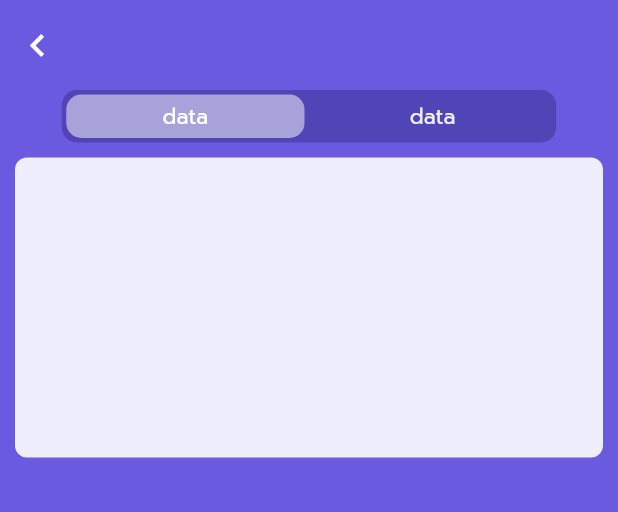
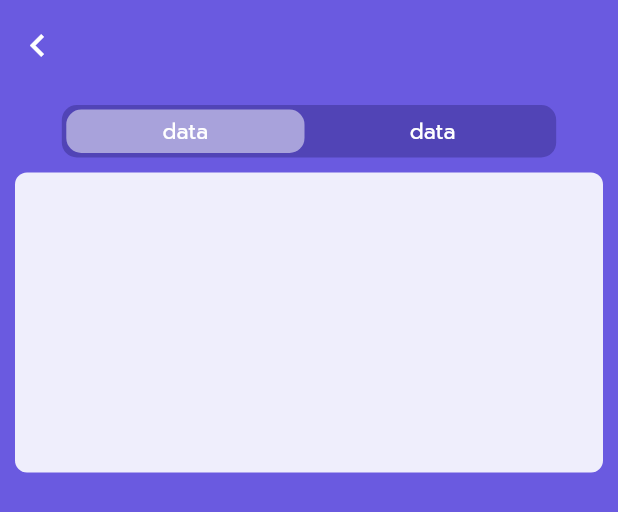
Before and after one commit to sixsixsixzac/srvcgit, a Flutter app: the FamilyDashboard widget shown alone on an empty page, opened directly, on a phone screen of 412 x 824 dp. Shown: the top 512 px of the screen. Run offline on Flutter 3.47's test engine with Material 3 defaults, Android fonts, the phone set to English and light mode, and no system bars; our stand-ins replace auto_size_text, flutter_secure_storage, font_awesome_flutter, quickalert, shared_preferences, shimmer; accounts and stored records are empty.

Commit message:
update family dashboard

```diff
--- a/lib/Pages/_Family/_FamDashboard.dart
+++ b/lib/Pages/_Family/_FamDashboard.dart
@@ -15,81 +15,109 @@ class FamilyDashboard extends StatefulWidget {
 class _FamilyDashboardState extends State<FamilyDashboard> {
   @override
   Widget build(BuildContext context) {
+    // Cache media query for performance
+    final mediaQuery = MediaQuery.of(context);
+
     return Consumer<FamilyModel>(
-      builder: (context, Family, child) {
+      builder: (context, familyModel, child) {
         return Container(
           color: HexColor("#6a5ae0"),
-          padding: EdgeInsets.symmetric(horizontal: 10, vertical: 10),
+          padding: const EdgeInsets.symmetric(horizontal: 10, vertical: 10),
           child: Column(
             crossAxisAlignment: CrossAxisAlignment.start,
             mainAxisAlignment: MainAxisAlignment.start,
             children: [
-              Container(
-                height: 40,
-                margin: EdgeInsets.only(bottom: 10),
-                child: Stack(
-                  children: [
-                    Align(alignment: Alignment.center, child: Text(Family.title, style: TextStyle(color: Colors.white, fontSize: 20))),
-                    Align(
-                        alignment: Alignment.centerLeft,
-                        child: CPointer(onTap: () => Family.setWName("home", title: "กลุ่มของฉัน"), child: Icon(Icons.chevron_left, color: AppPallete.white, size: 30))),
-                  ],
-                ),
-              ),
-              Row(
-                mainAxisAlignment: MainAxisAlignment.center,
-                children: [
-                  Container(
-                    height: 35,
-                    decoration: BoxDecoration(
-                      borderRadius: BorderRadius.circular(10),
-                      color: HexColor("#5144b6"),
-                    ),
-                    width: MediaQuery.of(context).size.width * .8,
-                    child: Row(
-                      children: [
-                        Expanded(
-                          child: Container(
-                            decoration: BoxDecoration(
-                              borderRadius: BorderRadius.circular(10),
-                              color: Colors.white.withOpacity(.5),
-                            ),
-                            margin: EdgeInsets.all(3),
-                            height: double.infinity,
-                            child: Center(child: Text("data", style: TextStyle(color: AppPallete.white))),
-                          ),
-                        ),
-                        Expanded(
-                          child: Container(
-                            decoration: BoxDecoration(
-                              borderRadius: BorderRadius.circular(10),
-                            ),
-                            margin: EdgeInsets.all(3),
-                            height: double.infinity,
-                            child: Center(child: Text("data", style: TextStyle(color: AppPallete.grey))),
-                          ),
-                        ),
-                      ],
-                    ),
-                  ),
-                ],
-              ),
-              Container(
-                width: double.infinity,
-                margin: EdgeInsets.only(top: 10),
-                height: 200,
-                decoration: BoxDecoration(
-                  borderRadius: BorderRadius.all(Radius.circular(8)),
-                  color: HexColor('#efeefc'),
-                ),
-                child: Column(
-                  children: [],
-                ),
-              )
+              _buildHeader(familyModel),
+              const SizedBox(height: 10),
+              _buildCenterRow(mediaQuery),
+              const SizedBox(height: 10),
+              _buildContentBox(),
             ],
           ),
         );
       },
     );
   }
+
+  // Extracted header to a separate method
+  Widget _buildHeader(FamilyModel familyModel) {
+    return Container(
+      height: 40,
+      margin: const EdgeInsets.only(bottom: 10),
+      child: Stack(
+        children: [
+          Align(
+            alignment: Alignment.center,
+            child: Text(
+              familyModel.title,
+              style: const TextStyle(color: Colors.white, fontSize: 20),
+            ),
+          ),
+          Align(
+            alignment: Alignment.centerLeft,
+            child: CPointer(
+              onTap: () => familyModel.setWName("home", title: "กลุ่มของฉัน"),
+              child: Icon(
+                Icons.chevron_left,
+                color: AppPallete.white,
+                size: 30,
+              ),
+            ),
+          ),
+        ],
+      ),
+    );
+  }
+
+  Widget _buildCenterRow(MediaQueryData mediaQuery) {
+    return Row(
+      mainAxisAlignment: MainAxisAlignment.center,
+      children: [
+        Container(
+          height: 35,
+          width: mediaQuery.size.width * .8,
+          decoration: BoxDecoration(
+            borderRadius: BorderRadius.circular(10),
+            color: HexColor("#5144b6"),
+          ),
+          child: Row(
+            children: [
+              _buildCenterDataBox("data", bg: AppPallete.white.withOpacity(0.5)),
+              _buildCenterDataBox("data"),
+            ],
+          ),
+        ),
+      ],
+    );
+  }
+
+  Widget _buildCenterDataBox(String text, {Color bg = Colors.transparent}) {
+    return Expanded(
+      child: Container(
+        decoration: BoxDecoration(
+          borderRadius: BorderRadius.circular(10),
+          color: bg,
+        ),
+        margin: const EdgeInsets.all(3),
+        height: double.infinity,
+        child: Center(
+          child: Text(text, style: TextStyle(color: AppPallete.white)),
+        ),
+      ),
+    );
+  }
+
+  Widget _buildContentBox() {
+    return Container(
+      width: double.infinity,
+      height: 200,
+      decoration: BoxDecoration(
+        borderRadius: const BorderRadius.all(Radius.circular(8)),
+        color: HexColor('#efeefc'),
+      ),
+      child: const Column(
+        children: [],
+      ),
+    );
+  }
 }
--- a/lib/Widgets/TransactionContainer.dart
+++ b/lib/Widgets/TransactionContainer.dart
@@ -41,8 +41,9 @@ class __TransactioncontainerState extends State<Transactioncontainer> {
   Widget build(BuildContext context) {
     final exp = widget.data;
 
-    final int etotal = exp['etotal'];
-    final int itotal = exp['itotal'];
+    final double etotal = double.parse(exp['etotal'].toString());
+    final double itotal = double.parse(exp['itotal'].toString());
+
     Color bgColor = HexColor("#6e77ca");
 
     return Container(
```
Also changed, not shown: lib/Widgets/CalendarViwer.dart (+13 -5 lines), lib/Widgets/UserTransactionCard.dart (+6 -6 lines).
